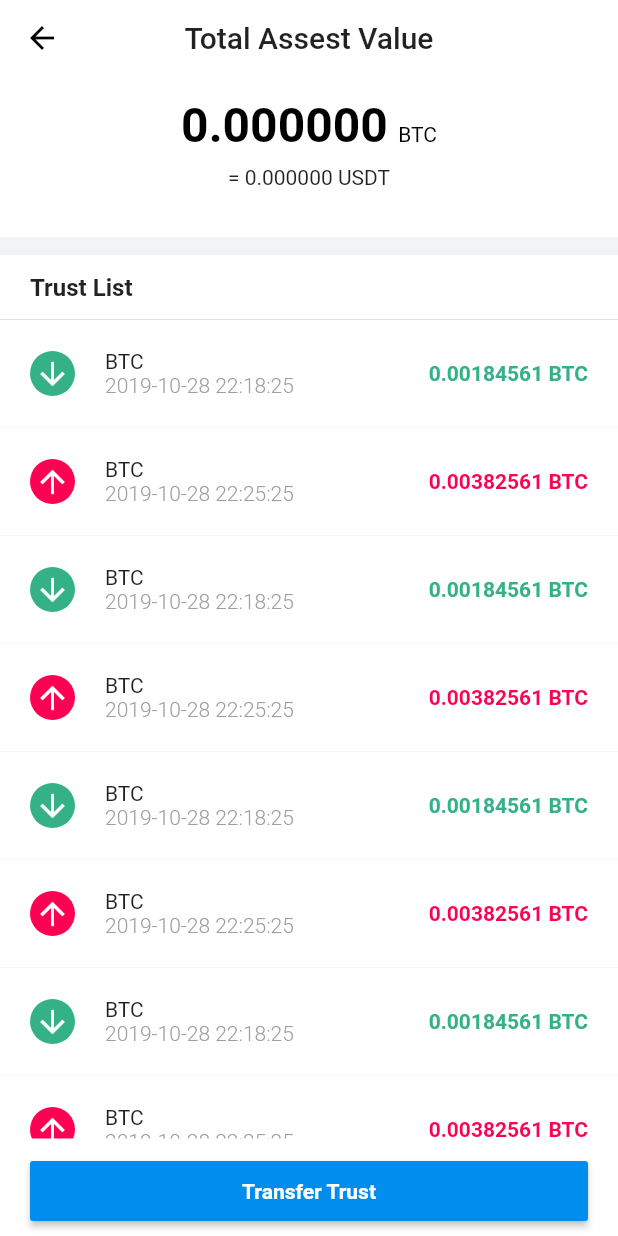
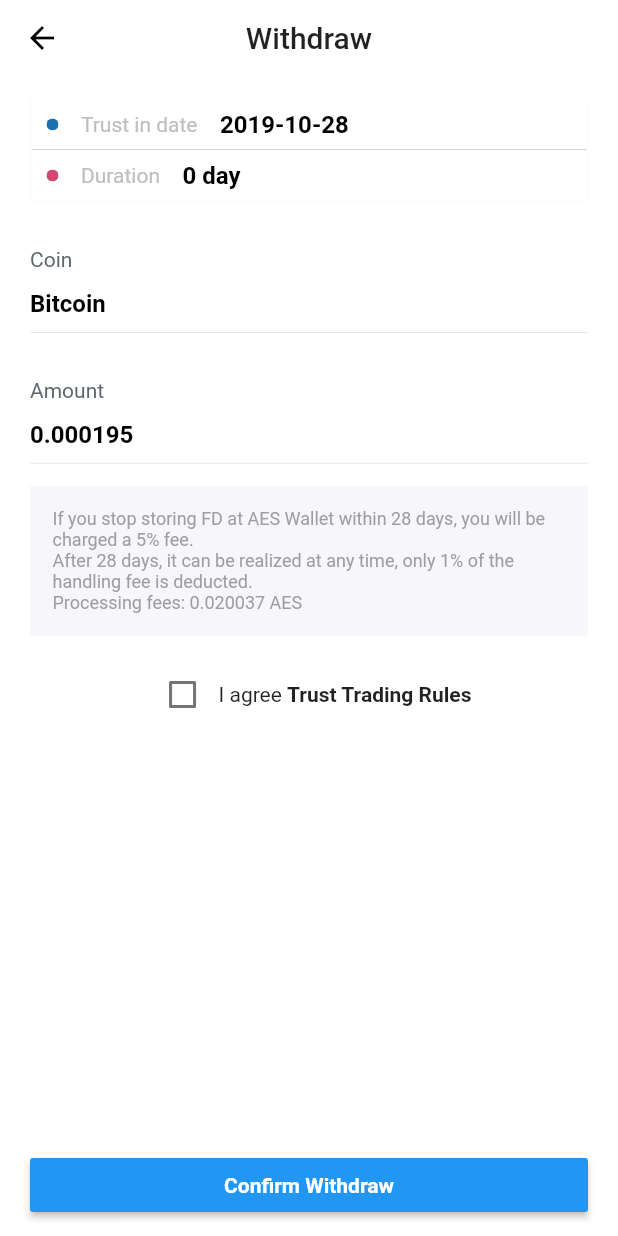
Before and after one commit to YNVoon/aes-exchange, a Flutter app: the TotalTrustAssetPage screen opened directly, after a tap on "BTC", on a phone screen of 412 x 824 dp. Run offline on Flutter 3.47's test engine with Material 2 defaults, Android fonts, the phone set to English and light mode, and no system bars; drawn by our look-alikes of pull_to_refresh; our stand-ins replace firebase_auth, firebase_database, progress_dialog, random_string; accounts and stored records are empty.

Commit message:
Added trust withdraw UI

```diff
--- a/lib/total_trust_assets_widget.dart
+++ b/lib/total_trust_assets_widget.dart
@@ -4,6 +4,7 @@ import 'package:pull_to_refresh/pull_to_refresh.dart';
 import 'model/trust_transaction_list.dart';
 
 import 'transfer_trust_widget.dart';
+import 'trust_withdraw_widget.dart';
 
 class TotalTrustAssetPage extends StatefulWidget {
   TotalTrustAssetPage({Key key}) : super(key: key);
@@ -35,7 +36,12 @@ class _TotalTrustAssetPageState extends State<TotalTrustAssetPage> {
             color: Colors.transparent,
             child: InkWell(
               onTap: () {
-
+                if (trustTransaction.isTransferIn) {
+                  Navigator.push(
+                    context,
+                    MaterialPageRoute(builder: (context) => TrustWithdrawPage()),
+                  );
+                }
               },
               child: Container(
                 padding: EdgeInsets.only(left: 20.0, right: 20.0, top: 20.0, bottom: 20.0),
--- /dev/null
+++ b/lib/trust_withdraw_widget.dart
@@ -0,0 +1,236 @@
+import 'package:flutter/material.dart';
+
+class TrustWithdrawPage extends StatefulWidget {
+  TrustWithdrawPage({Key key}) : super(key: key);
+
+  @override
+  _TrustWithdrawPageState createState() => _TrustWithdrawPageState();
+}
+
+class _TrustWithdrawPageState extends State<TrustWithdrawPage> {
+
+  bool accept = false;
+
+  @override
+  Widget build(BuildContext context) {
+    return Container(
+       child: Scaffold(
+         backgroundColor: Color(0xFFFAFAFA),
+         appBar: PreferredSize(
+           preferredSize: Size.fromHeight(50.0),
+           child: AppBar(
+             centerTitle: true,
+             elevation: 0.0,
+             title: Text(
+               "Withdraw",
+               style: Theme.of(context).textTheme.title,
+             ),
+           ),
+         ),
+         body: Container(
+           color: Colors.white,
+           padding: EdgeInsets.only(left: 20.0, right: 20.0, top: 15.0),
+           child: Column(
+             children: <Widget>[
+               Container(
+                 height: 70.0,
+                 decoration: BoxDecoration(
+                   border: Border.all(color: Color(0xFFfcfcfc))
+                 ),
+                 child: Column(
+                   children: <Widget>[
+                     Container(
+                       height: 34.0,
+                       color: Colors.white,
+                       margin: EdgeInsets.only(left: 10.0, right: 10.0),
+                       child: Row(
+                         children: <Widget>[
+                           ClipOval(
+                             child: Container(
+                               color: Color(0xFF1c71ad),
+                               width: 8.0,
+                               height: 8.0,
+                             ),
+                           ),
+                           Container(
+                             margin: EdgeInsets.only(left: 15.0),
+                             child: Text(
+                                "Trust in date",
+                                style: TextStyle(color: Color(0xFFbec0bf)),
+                              ),
+                           ),
+                           Container(
+                             margin: EdgeInsets.only(left: 15.0),
+                             child: Text(
+                                "2019-10-28",
+                                style: TextStyle(color: Colors.black, fontWeight: FontWeight.bold, fontSize: 16.0),
+                              ),
+                           )
+                         ],
+                       ),
+                     ),
+                     Divider(
+                       color: Colors.grey,
+                       thickness: 0.3,
+                       height: 0.0,
+                     ),
+                     Container(
+                       height: 34.0,
+                       color: Colors.white,
+                       margin: EdgeInsets.only(left: 10.0, right: 10.0),
+                       child: Row(
+                         children: <Widget>[
+                           ClipOval(
+                             child: Container(
+                               color: Color(0xFFd14970),
+                               width: 8.0,
+                               height: 8.0,
+                             ),
+                           ),
+                           Container(
+                             margin: EdgeInsets.only(left: 15.0),
+                             child: Text(
+                                "Duration",
+                                style: TextStyle(color: Color(0xFFbec0bf)),
+                              ),
+                           ),
+                           Container(
+                             margin: EdgeInsets.only(left: 15.0),
+                             child: Text(
+                                "0 day",
+                                style: TextStyle(color: Colors.black, fontWeight: FontWeight.bold, fontSize: 16.0),
+                              ),
+                           )
+                         ],
+                       ),
+                     ),
+                   ],
+                 ),
+               ),
+               Container(
+                 margin: EdgeInsets.only(top: 30.0, bottom: 12.0),
+                 width: MediaQuery.of(context).size.width,
+                 child: Text(
+                   'Coin',
+                   style: TextStyle(color: Color(0xFF5f696b), fontSize: 14.0),
+                   textAlign: TextAlign.start,
+                 ),
+               ),
+               Container(
+                  width: MediaQuery.of(context).size.width,
+                  margin: EdgeInsets.only(bottom: 10.0),
+                  child: Text(
+                    'Bitcoin',
+                    style: TextStyle(color: Colors.black, fontSize: 16.0, fontWeight: FontWeight.bold),
+                    textAlign: TextAlign.start,
+                  ),
+                ),
+                Divider(
+                  thickness: 0.5,
+                  height: 0.0,
+                ),
+                Container(
+                 margin: EdgeInsets.only(top: 30.0, bottom: 12.0),
+                 width: MediaQuery.of(context).size.width,
+                 child: Text(
+                   'Amount',
+                   style: TextStyle(color: Color(0xFF5f696b), fontSize: 14.0),
+                   textAlign: TextAlign.start,
+                 ),
+               ),
+               Container(
+                  width: MediaQuery.of(context).size.width,
+                  margin: EdgeInsets.only(bottom: 10.0),
+                  child: Text(
+                    '0.000195',
+                    style: TextStyle(color: Colors.black, fontSize: 16.0, fontWeight: FontWeight.bold),
+                    textAlign: TextAlign.start,
+                  ),
+                ),
+                Divider(
+                  thickness: 0.5,
+                  height: 0.0,
+                ),
+                Container(
+                  margin: EdgeInsets.only(top: 15.0),
+                  padding: EdgeInsets.all(15.0),
+                  color: Color(0xFFf7f6fb),
+                  child: Column(
+                    mainAxisAlignment: MainAxisAlignment.center,
+                    crossAxisAlignment: CrossAxisAlignment.center,
+                    children: <Widget>[
+                      Text(
+                        'If you stop storing FD at AES Wallet within 28 days, you will be charged a 5% fee.\nAfter 28 days, it can be realized at any time, only 1% of the handling fee is deducted.\nProcessing fees: ' + '0.020037 AES',
+                        style: TextStyle(color: Colors.grey, fontSize: 12.0),
+                      )
+                    ],
+                  ),
+                ),
+                Container(
+                  margin: EdgeInsets.only(top: 15.0),
+                  child: Center(
+                    child: Row(
+                      mainAxisAlignment: MainAxisAlignment.center,
+                      children: <Widget>[
+                        Checkbox(
+                          value: accept,
+                          onChanged: (bool value) {
+                            setState(() {
+                              accept = value;
+                            });
+                          },
+                        ),
+                        Container(
+                        //  margin: EdgeInsets.only(left: 10.0),
+                          child: Text(
+                            'I agree '
+                          ),
+                        ),
+                        Container(
+                          child: InkWell(
+                            highlightColor: Colors.transparent,
+                            splashColor: Colors.transparent,
+                            onTap: () {
+
+                            },
+                            child: Text(
+                              'Trust Trading Rules',
+                              style: TextStyle(fontWeight: FontWeight.bold),
+                            ),
+                          ),
+
+                        )
+                      ],
+                    ),
+                  ),
+                ),
+                Expanded(
+                  child: Container(
+                    margin: EdgeInsets.only(bottom: 10.0),
+                    height: 50.0,
+                    width: MediaQuery.of(context).size.width,
+                    child: Align(
+                      alignment: FractionalOffset.bottomCenter,
+                      child: Container(
+                        width: MediaQuery.of(context).size.width,
+                        child: RaisedButton(
+                          color: Colors.blue,
+                          onPressed: () {
+
+                          },
+                          child: Text(
+                            'Confirm Withdraw',
+                            style: TextStyle(color: Colors.white, fontWeight: FontWeight.bold),
+                          ),
+                      ),
+                      )
+                    ),
+                  ),
+                )
+             ],
+           ),
+         ),
+       ),
+    );
+  }
+}
```
